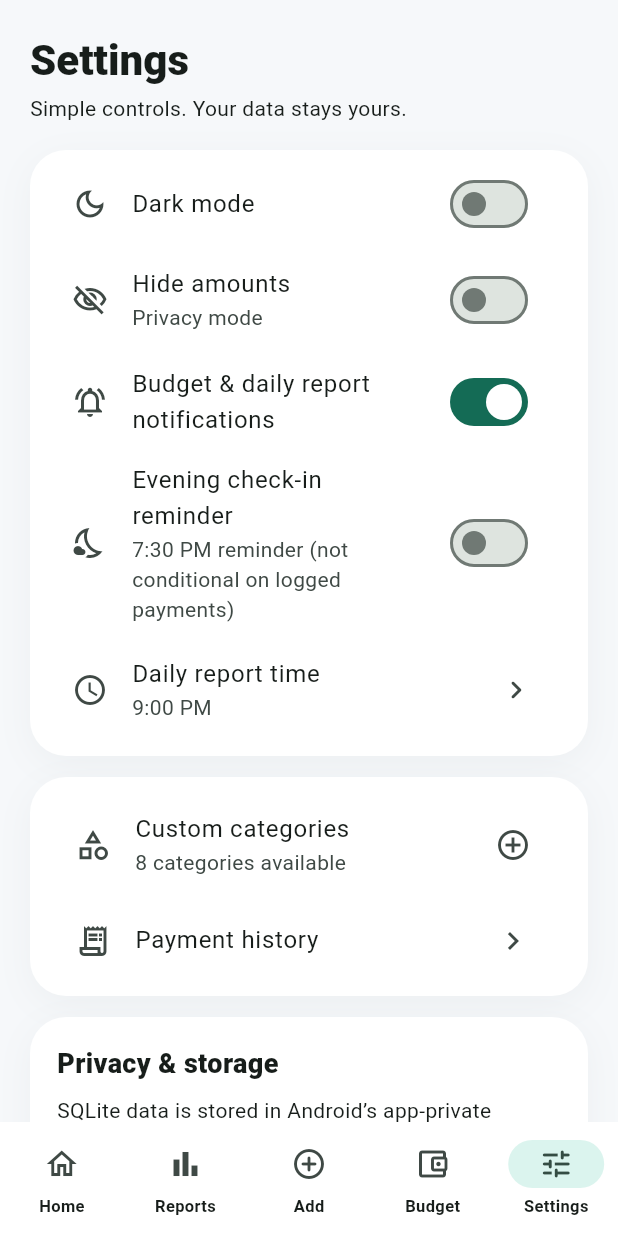
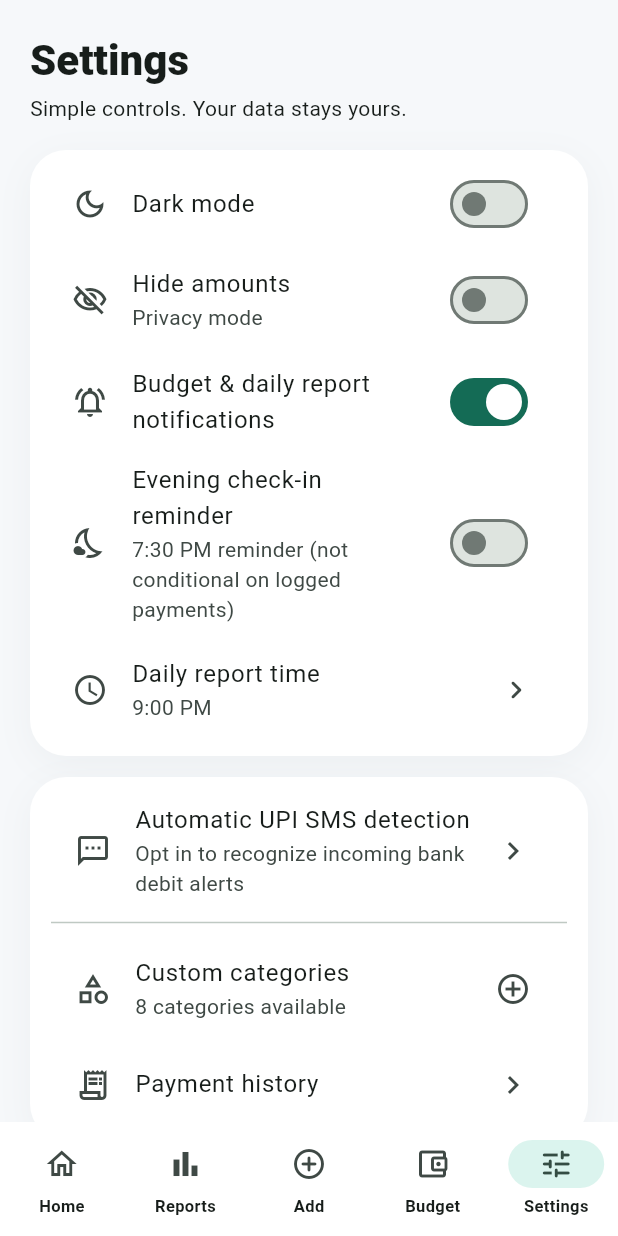
Before and after one commit to Shivayt007/upispender, a Flutter app: the screen it shows after launch, item 5 of the bottom bar chosen, on a phone screen of 412 x 824 dp. Run offline on Flutter 3.47's test engine with Material 3 defaults, Android fonts, the phone set to English and light mode, and no system bars; our stand-ins replace flutter_local_notifications, flutter_timezone, sqflite, timezone; accounts and stored records are empty.

Commit message:
Integrate opt-in SMS detection into lib/screens.dart

```diff
--- a/lib/screens.dart
+++ b/lib/screens.dart
@@ -3,6 +3,7 @@ import 'package:flutter/material.dart';
 import 'package:intl/intl.dart';
 import 'data.dart';
 import 'notifications.dart';
+import 'sms_capture.dart';
 import 'add_sheet.dart';
 
 IconData categoryIcon(String name) => switch (name) {
@@ -122,6 +123,7 @@ class HomeScreen extends StatelessWidget {
         const SizedBox(height: 6),
         Text(DateFormat('EEEE, d MMMM yyyy').format(today),
             style: TextStyle(color: Theme.of(context).colorScheme.onSurfaceVariant)),
+        SmsReviewBanner(store: store),
         const SizedBox(height: 20),
         SurfaceCard(child: Column(children: [
           Row(mainAxisAlignment: MainAxisAlignment.spaceBetween, children: [
@@ -715,6 +717,7 @@ class SettingsScreen extends StatelessWidget {
       ));
     if (accepted == true) {
       await store.clearAll();
+      await SmsDetection.instance.clear();
       if (context.mounted) ScaffoldMessenger.of(context).showSnackBar(
         const SnackBar(content: Text('All payments deleted')));
     }
@@ -769,6 +772,15 @@ class SettingsScreen extends StatelessWidget {
       const SizedBox(height: 14),
       SurfaceCard(padding: const EdgeInsets.symmetric(horizontal: 14, vertical: 9), child: Column(children: [
         ListTile(
+          leading: const Icon(Icons.sms_outlined),
+          title: const Text('Automatic UPI SMS detection'),
+          subtitle: const Text('Opt in to recognize incoming bank debit alerts'),
+          trailing: const Icon(Icons.chevron_right),
+          onTap: () => Navigator.push(context, MaterialPageRoute<void>(
+            builder: (ctx) => SmsSettingsScreen(store: store))),
+        ),
+        const Divider(),
+        ListTile(
           leading: const Icon(Icons.category_outlined),
           title: const Text('Custom categories'),
           subtitle: Text(store.categories.length.toString() + ' categories available'),
@@ -797,7 +809,7 @@ class SettingsScreen extends StatelessWidget {
         ),
       ])),
       const SizedBox(height: 14),
-      Text('UPI Spend Tracker • v1.0\nSMS capture, imports, PIN/biometrics, widgets, backup and exports are planned, not enabled in v1.',
+      Text('UPI Spend Tracker • v1.1\nIncoming UPI SMS detection is optional. Statement imports, PIN/biometrics, widgets, backup and exports are still planned.',
           textAlign: TextAlign.center,
           style: Theme.of(context).textTheme.bodySmall),
     ]);
```
